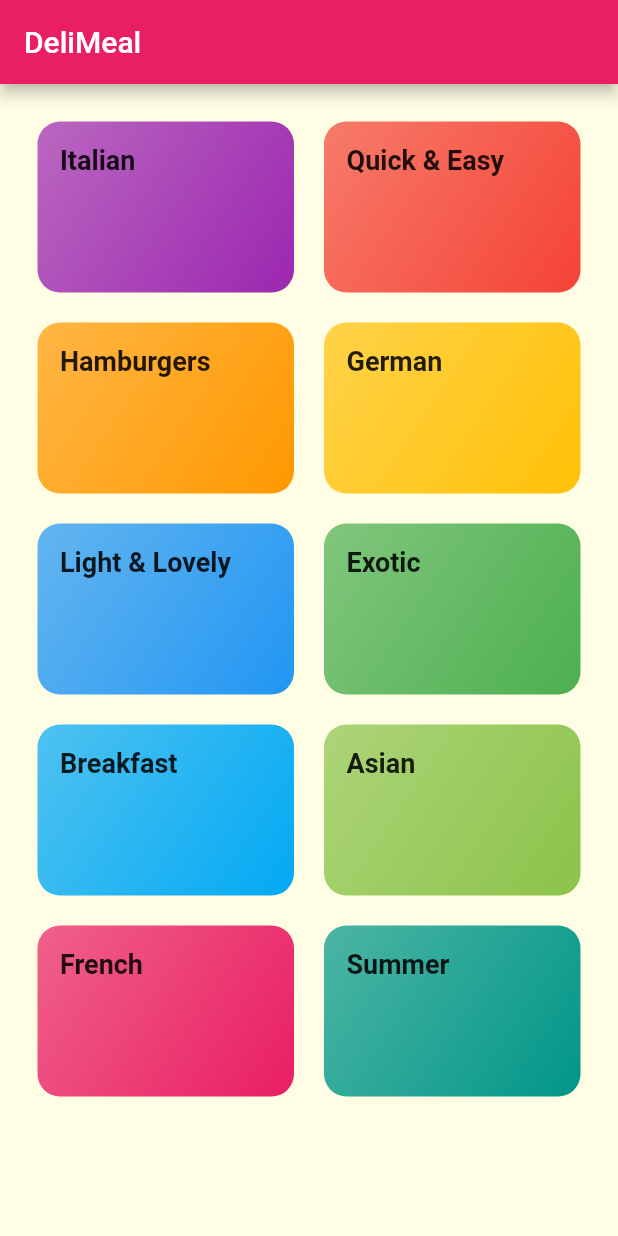
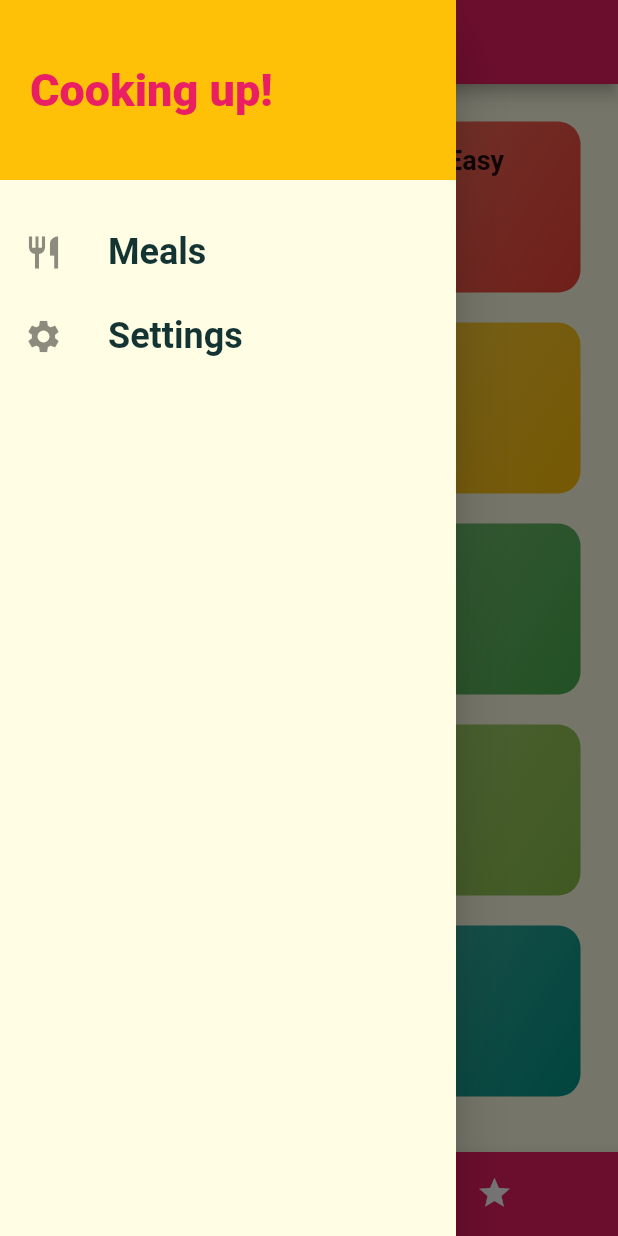
Before and after one commit to sollymay/meals_app, a Flutter app: the screen it shows after launch, with the side drawer open (before the commit the screen has no drawer), on a phone screen of 412 x 824 dp. Run offline on Flutter 3.47's test engine with Material 2 defaults, Android fonts, the phone set to English and light mode, and no system bars.

Commit message:
added filters and drawer

```diff
--- a/lib/main.dart
+++ b/lib/main.dart
@@ -1,7 +1,9 @@
 import 'package:flutter/material.dart';
+import 'package:meals_app/screens/filters_screen.dart';
 import 'package:meals_app/screens/meal_detail_screen.dart';
 import 'screens/categories_screen.dart';
 import 'screens/category_meals_screen.dart';
+import 'screens/tabs_screens.dart';
 
 void main() => runApp(MyApp());
 
@@ -29,9 +31,10 @@ class MyApp extends StatelessWidget {
       ),
       initialRoute: '/', // default is '/'
       routes: {
-        '/': (ctx) => CategoriesScreen(),
+        '/': (ctx) => TabsScreen(),
         CategoryMealsScreen.routeName: (ctx) => CategoryMealsScreen(),
         MealDetailScreen.routename: (ctx) => MealDetailScreen(),
+        FiltersScreen.routeName: (ctx) => FiltersScreen(),
       },
       onUnknownRoute: (settings) {
         return MaterialPageRoute(
--- a/lib/screens/categories_screen.dart
+++ b/lib/screens/categories_screen.dart
@@ -5,11 +5,7 @@ import '../widgets/category_item.dart';
 class CategoriesScreen extends StatelessWidget {
   @override
   Widget build(BuildContext context) {
-    return Scaffold(
-      appBar: AppBar(
-        title: Text('DeliMeal'),
-      ),
-      body: GridView(
+    return GridView(
       padding: const EdgeInsets.all(25),
       children: DUMMY_CATEGORIES
           .map((catData) => CategoryItem(
@@ -23,7 +19,6 @@ class CategoriesScreen extends StatelessWidget {
           childAspectRatio: 3 / 2,
           crossAxisSpacing: 20,
           mainAxisSpacing: 20),
-      ),
     );
   }
 }
--- /dev/null
+++ b/lib/screens/favorites_screen.dart
@@ -0,0 +1,12 @@
+import 'package:flutter/material.dart';
+
+class FavoritesScreen extends StatelessWidget {
+  const FavoritesScreen({Key key}) : super(key: key);
+
+  @override
+  Widget build(BuildContext context) {
+    return Center(
+      child: Text('The Favorites Screen'),
+    );
+  }
+}
--- /dev/null
+++ b/lib/screens/filters_screen.dart
@@ -0,0 +1,19 @@
+import 'package:flutter/material.dart';
+import '../widgets/main_drawer.dart';
+
+class FiltersScreen extends StatelessWidget {
+  const FiltersScreen({Key key}) : super(key: key);
+  static const routeName = '/filters';
+  @override
+  Widget build(BuildContext context) {
+    return Scaffold(
+      appBar: AppBar(
+        title: Text("Your Filters"),
+      ),
+      drawer: MainDrawer(),
+      body: Center(
+        child: Text('Filters'),
+      ),
+    );
+  }
+}
--- /dev/null
+++ b/lib/screens/tabs_screens.dart
@@ -0,0 +1,55 @@
+import 'package:flutter/material.dart';
+import '../screens/categories_screen.dart';
+import '../screens/favorites_screen.dart';
+import '../widgets/main_drawer.dart';
+
+class TabsScreen extends StatefulWidget {
+  TabsScreen({Key key}) : super(key: key);
+
+  @override
+  _TabsScreenState createState() => _TabsScreenState();
+}
+
+class _TabsScreenState extends State<TabsScreen> {
+  final List<Map<String, Object>> _pages = [
+    {'page': CategoriesScreen(), 'title': 'Categories'},
+    {'page': FavoritesScreen(), 'title': 'Your Favorites'}
+  ];
+  int _selectedPageIndex = 0;
+  void _selectPage(int index) {
+    setState(() {
+      _selectedPageIndex = index;
+    });
+  }
+
+  @override
+  Widget build(BuildContext context) {
+    return Scaffold(
+      appBar: AppBar(
+        title: Text(_pages[_selectedPageIndex]['title']),
+      ),
+      drawer: MainDrawer(),
+      body: _pages[_selectedPageIndex]['page'],
+      bottomNavigationBar: BottomNavigationBar(
+        onTap: _selectPage,
+        backgroundColor: Theme.of(context).primaryColor,
+        unselectedItemColor: Colors.white,
+        selectedItemColor: Theme.of(context).accentColor,
+        currentIndex: _selectedPageIndex,
+        type: BottomNavigationBarType.shifting,
+        items: [
+          BottomNavigationBarItem(
+            backgroundColor: Theme.of(context).primaryColor,
+            icon: Icon(Icons.category),
+            label: 'Categories',
+          ),
+          BottomNavigationBarItem(
+            backgroundColor: Theme.of(context).primaryColor,
+            icon: Icon(Icons.star),
+            label: 'Favorites',
+          )
+        ],
+      ),
+    );
+  }
+}
--- /dev/null
+++ b/lib/widgets/main_drawer.dart
@@ -0,0 +1,55 @@
+import 'package:flutter/material.dart';
+import '../screens/filters_screen.dart';
+
+class MainDrawer extends StatelessWidget {
+  const MainDrawer({Key key}) : super(key: key);
+  Widget buildListTile(String title, IconData icon, Function tapHandler) {
+    return ListTile(
+      leading: Icon(
+        icon,
+        size: 26,
+      ),
+      title: Text(
+        title,
+        style: TextStyle(fontSize: 24, fontWeight: FontWeight.bold),
+      ),
+      onTap: tapHandler,
+    );
+  }
+
+  @override
+  Widget build(BuildContext context) {
+    return Container(
+      child: Drawer(
+        child: Column(
+          children: [
+            Container(
+              height: 120,
+              width: double.infinity,
+              padding: EdgeInsets.all(20),
+              alignment: Alignment.centerLeft,
+              child: Text(
+                'Cooking up!',
+                style: TextStyle(
+                    fontWeight: FontWeight.w900,
+                    fontSize: 30,
+                    color: Theme.of(context).primaryColor),
+              ),
+              color: Theme.of(context).accentColor,
+            ),
+            SizedBox(
+              height: 20,
+            ),
+            buildListTile("Meals", Icons.restaurant, () {
+              Navigator.of(context).pushReplacementNamed('/');
+            }),
+            buildListTile("Settings", Icons.settings, () {
+              Navigator.of(context)
+                  .pushReplacementNamed(FiltersScreen.routeName);
+            }),
+          ],
+        ),
+      ),
+    );
+  }
+}
```
Also changed, not shown: 31 other files. Lines whose indentation alone changed are shown as unchanged.
